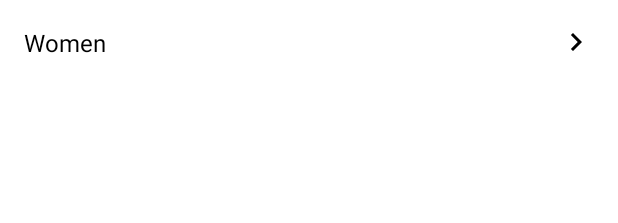
After one commit to t3ddyss/Clother, an Android app: the layout list_item_category.xml on its own in the app's theme, with its tools: preview values and no code run, on a phone screen of 412 x 824 dp. The commit adds this screen. Shown: the top 223 px of the screen. Run offline under Robolectric (Android 15) with nearby library versions, the phone set to English and light mode, and no system bars; network calls fail.

```diff
--- a/Client/app/src/main/java/com/t3ddyss/clother/adapters/OffersAdapter.kt
+++ b/Client/app/src/main/java/com/t3ddyss/clother/adapters/OffersAdapter.kt
@@ -34,7 +34,6 @@ class OffersAdapter : PagingDataAdapter<Offer, OffersAdapter.OfferViewHolder>(Of
                 val url = GlideUrl(offer.image) { mapOf(Pair("User-Agent", "Mozilla/5.0 " +
                         "(Windows NT 10.0; Win64; x64) AppleWebKit/537.36 (KHTML, like Gecko) " +
                         "Chrome/89.0.4389.90 Safari/537.36")) }
-                Log.d(DEBUG_TAG, url.toStringUrl())
 
                 binding.apply {
                     Glide.with(image.context)
--- a/Client/app/src/main/java/com/t3ddyss/clother/api/ClotherOffersService.kt
+++ b/Client/app/src/main/java/com/t3ddyss/clother/api/ClotherOffersService.kt
@@ -1,5 +1,6 @@
 package com.t3ddyss.clother.api
 
+import com.t3ddyss.clother.models.Category
 import com.t3ddyss.clother.models.Offer
 import retrofit2.http.GET
 import retrofit2.http.Header
@@ -13,4 +14,7 @@ interface ClotherOffersService {
                           @Query("before") beforeKey: Int? = null,
                           @Query("size") size: Int = 10,
                           @QueryMap filters: Map<String, String>? = null): List<Offer>
+
+    @GET("api/offers/categories")
+    suspend fun getCategories(@Header("Authorization") accessToken: String?): List<Category>
 }
--- a/Client/app/src/main/java/com/t3ddyss/clother/api/TokenAuthenticator.kt
+++ b/Client/app/src/main/java/com/t3ddyss/clother/api/TokenAuthenticator.kt
@@ -27,7 +27,7 @@ class TokenAuthenticator @Inject constructor(
 
         val refreshResponse = try {
             runBlocking {
-                service.refreshTokens("Bearer $refreshToken")
+                service.refreshTokens(refreshToken)
             }
         }
         catch (ex: Exception) {
@@ -35,8 +35,8 @@ class TokenAuthenticator @Inject constructor(
         }
 
         val tokens = refreshResponse?.body() ?: return null
-        prefs.edit().putString(ACCESS_TOKEN, tokens.accessToken).apply()
-        prefs.edit().putString(REFRESH_TOKEN, tokens.refreshToken).apply()
+        prefs.edit().putString(ACCESS_TOKEN, "Bearer ${tokens.accessToken}").apply()
+        prefs.edit().putString(REFRESH_TOKEN, "Bearer ${tokens.refreshToken}").apply()
 
         Log.d(DEBUG_TAG, "Retrying request...")
 
--- a/Client/app/src/main/java/com/t3ddyss/clother/data/OffersRemoteMediator.kt
+++ b/Client/app/src/main/java/com/t3ddyss/clother/data/OffersRemoteMediator.kt
@@ -65,7 +65,7 @@ class OffersRemoteMediator(
 
         return try {
             val items = service.getOffers(
-                accessToken = "Bearer $accessToken",
+                accessToken = accessToken,
                 afterKey = key,
                 beforeKey = null,
                 size = when (loadType) {
@@ -87,7 +87,6 @@ class OffersRemoteMediator(
             MediatorResult.Success(endOfPaginationReached = items.isEmpty())
         } catch (ex: Exception) {
             Log.d(DEBUG_TAG, "Mediator $ex")
-            Log.d(DEBUG_TAG, "Mediator ${Log.getStackTraceString(ex)}")
             MediatorResult.Error(ex)
         }
     }
--- a/Client/app/src/main/java/com/t3ddyss/clother/data/UsersRepository.kt
+++ b/Client/app/src/main/java/com/t3ddyss/clother/data/UsersRepository.kt
@@ -51,8 +51,8 @@ class UsersRepository @Inject constructor(
 
     private fun saveTokens(tokens: AuthTokens) {
         prefs.edit().putInt(USER_ID, tokens.userId).apply()
-        prefs.edit().putString(ACCESS_TOKEN, tokens.accessToken).apply()
-        prefs.edit().putString(REFRESH_TOKEN, tokens.refreshToken).apply()
+        prefs.edit().putString(ACCESS_TOKEN, "Bearer ${tokens.accessToken}").apply()
+        prefs.edit().putString(REFRESH_TOKEN, "Bearer ${tokens.refreshToken}").apply()
         prefs.edit().putBoolean(IS_AUTHENTICATED, true).apply()
     }
 
--- a/Client/app/src/main/java/com/t3ddyss/clother/db/AppDatabase.kt
+++ b/Client/app/src/main/java/com/t3ddyss/clother/db/AppDatabase.kt
@@ -2,15 +2,17 @@ package com.t3ddyss.clother.db
 
 import androidx.room.Database
 import androidx.room.RoomDatabase
+import com.t3ddyss.clother.models.Category
 import com.t3ddyss.clother.models.Offer
 import com.t3ddyss.clother.models.RemoteKey
 
 @Database(
-        entities = [Offer::class, RemoteKey::class],
+        entities = [Offer::class, RemoteKey::class, Category::class],
         version = 1,
         exportSchema = false
 )
 abstract class AppDatabase : RoomDatabase() {
     abstract fun offerDao(): OfferDao
     abstract fun remoteKeyDao(): RemoteKeyDao
+    abstract fun categoryDao(): CategoryDao
 }
--- /dev/null
+++ b/Client/app/src/main/res/drawable/ic_arrow_right.xml
@@ -0,0 +1,5 @@
+<vector android:autoMirrored="true" android:height="24dp"
+    android:tint="#FFFFFF" android:viewportHeight="24"
+    android:viewportWidth="24" android:width="24dp" xmlns:android="http://schemas.android.com/apk/res/android">
+    <path android:fillColor="@android:color/white" android:pathData="M8.59,16.59L13.17,12 8.59,7.41 10,6l6,6 -6,6 -1.41,-1.41z"/>
+</vector>
--- /dev/null
+++ b/Client/app/src/main/res/layout/list_item_category.xml
@@ -0,0 +1,29 @@
+<?xml version="1.0" encoding="utf-8"?>
+<androidx.constraintlayout.widget.ConstraintLayout
+    xmlns:android="http://schemas.android.com/apk/res/android"
+    xmlns:app="http://schemas.android.com/apk/res-auto"
+    xmlns:tools="http://schemas.android.com/tools"
+    android:layout_width="match_parent"
+    android:layout_height="wrap_content">
+
+    <TextView
+        android:id="@+id/textView_title"
+        android:layout_width="wrap_content"
+        android:layout_height="wrap_content"
+        android:layout_margin="@dimen/fragment_horizontal_margin"
+        android:textSize="@dimen/text_size_medium"
+        app:layout_constraintBottom_toBottomOf="parent"
+        app:layout_constraintStart_toStartOf="parent"
+        app:layout_constraintTop_toTopOf="parent"
+        tools:text="Women" />
+
+    <ImageView
+        android:layout_width="wrap_content"
+        android:layout_height="wrap_content"
+        android:layout_margin="@dimen/fragment_horizontal_margin"
+        app:layout_constraintBottom_toBottomOf="parent"
+        app:layout_constraintEnd_toEndOf="parent"
+        app:layout_constraintTop_toTopOf="parent"
+        app:srcCompat="@drawable/ic_arrow_right"
+        app:tint="?attr/colorOnPrimary" />
+</androidx.constraintlayout.widget.ConstraintLayout>
```
Also changed, not shown: Client/app/src/main/java/com/t3ddyss/clother/adapters/CategoryAdapter.kt (added, +42 -0 lines), Client/app/src/main/java/com/t3ddyss/clother/data/OffersRepository.kt (+15 -2 lines), Client/app/src/main/java/com/t3ddyss/clother/db/CategoryDao.kt (added, +22 -0 lines), Client/app/src/main/java/com/t3ddyss/clother/di/DatabaseModule.kt (+8 -0 lines), Client/app/src/main/java/com/t3ddyss/clother/models/Category.kt (added, +18 -0 lines), Client/app/src/main/java/com/t3ddyss/clother/ui/offer_add/AddOfferFragment.kt (+48 -3 lines), Client/app/src/main/java/com/t3ddyss/clother/ui/offer_add/AddOfferViewModel.kt (+24 -3 lines), Client/app/src/main/res/drawable/divider_small.xml (added, +8 -0 lines), Client/app/src/main/res/layout/fragment_offer_add.xml (+4 -3 lines), 3 other files.
